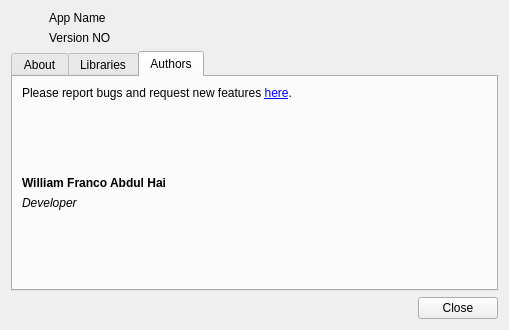
Above: src/ui/about.ui from baduhai/Koi before the change. Below: the same form after it.
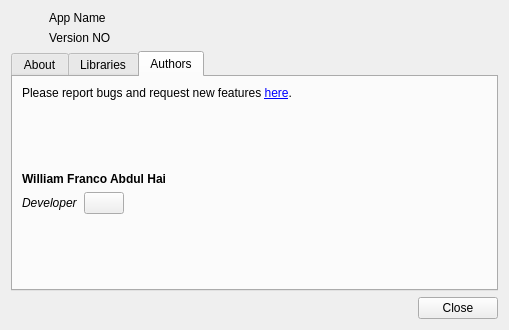
That is the form after the change. The open tabs and pages were chosen to show the change. Icons and pictures are not drawn.

```diff
--- a/src/ui/about.ui
+++ b/src/ui/about.ui
@@ -292,11 +292,45 @@
         </widget>
        </item>
        <item row="3" column="0">
-        <widget class="QLabel" name="devLabel">
-         <property name="text">
-          <string>&lt;em&gt;Developer&lt;/em&gt;</string>
-         </property>
-        </widget>
+        <layout class="QHBoxLayout" name="horizontalLayout_4">
+         <item>
+          <widget class="QLabel" name="devLabel">
+           <property name="text">
+            <string>&lt;em&gt;Developer&lt;/em&gt;</string>
+           </property>
+          </widget>
+         </item>
+         <item>
+          <widget class="QPushButton" name="wWebsiteBtn">
+           <property name="styleSheet">
+            <string notr="true"/>
+           </property>
+           <property name="text">
+            <string/>
+           </property>
+           <property name="icon">
+            <iconset theme="link">
+             <normaloff>.</normaloff>.</iconset>
+           </property>
+           <property name="flat">
+            <bool>false</bool>
+           </property>
+          </widget>
+         </item>
+         <item>
+          <spacer name="horizontalSpacer_4">
+           <property name="orientation">
+            <enum>Qt::Horizontal</enum>
+           </property>
+           <property name="sizeHint" stdset="0">
+            <size>
+             <width>40</width>
+             <height>20</height>
+            </size>
+           </property>
+          </spacer>
+         </item>
+        </layout>
        </item>
        <item row="4" column="0">
         <spacer name="verticalSpacer_4">
```
Left out of the diff: 60 changed lines with no effect on the pictures.
